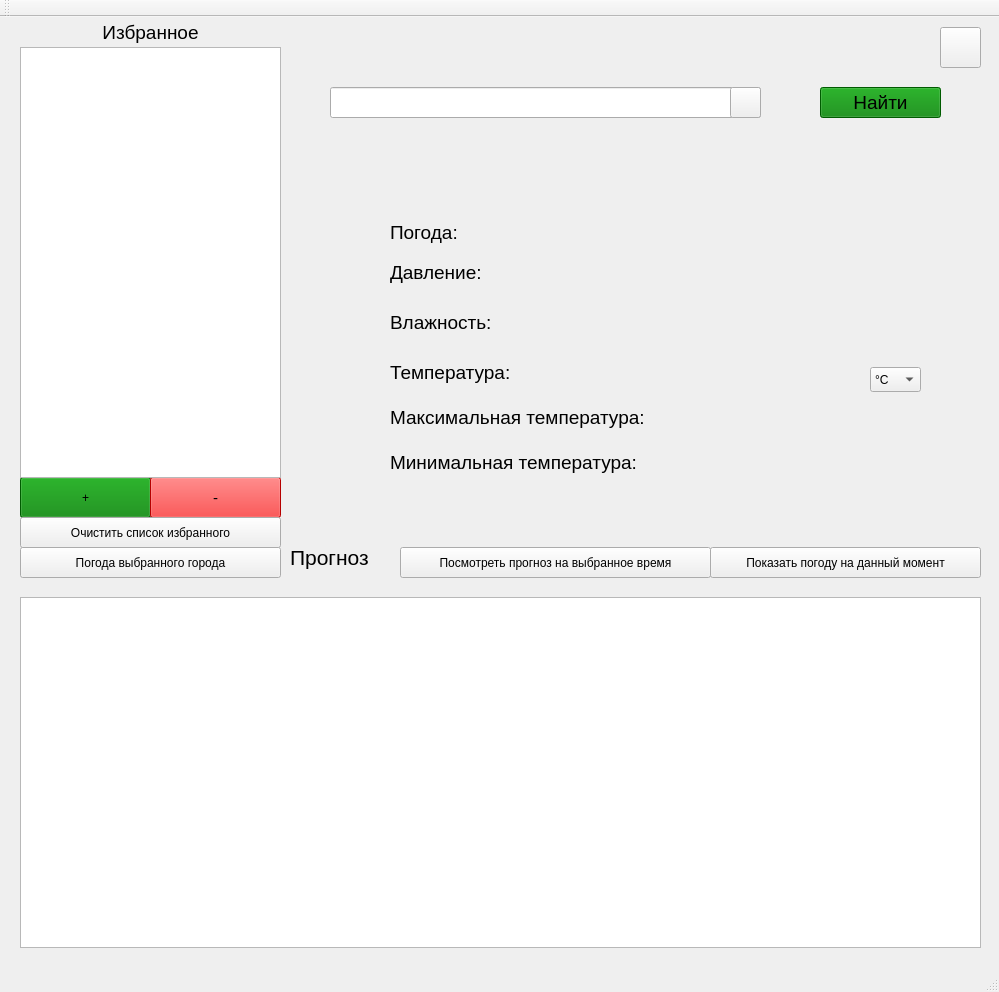
Old version of the form mainwindow.ui in the repository Otruvin/Curs-work.
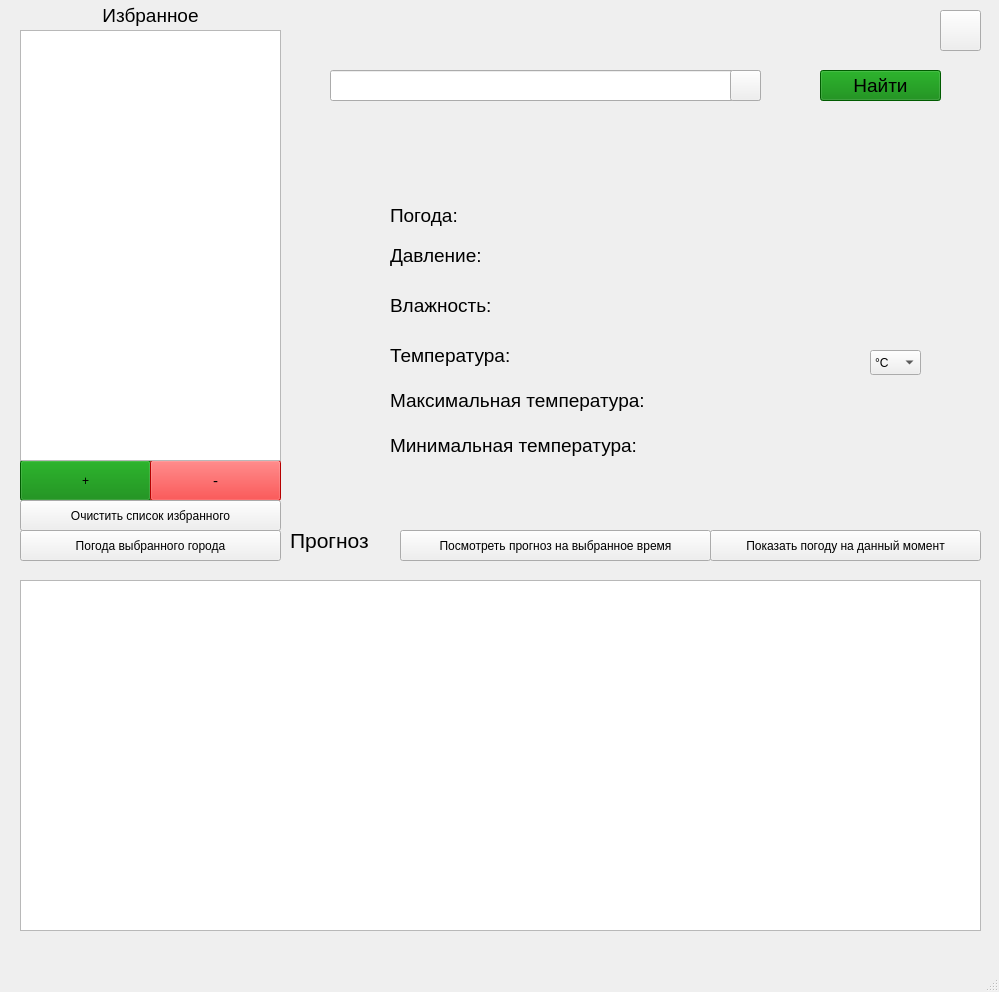
New version of the form. Icons and pictures are not drawn.

```diff
--- a/mainwindow.ui
+++ b/mainwindow.ui
@@ -431,6 +431,26 @@
       <height>351</height>
      </rect>
     </property>
+    <property name="sizePolicy">
+     <sizepolicy hsizetype="Ignored" vsizetype="Ignored">
+      <horstretch>0</horstretch>
+      <verstretch>0</verstretch>
+     </sizepolicy>
+    </property>
+    <property name="font">
+     <font>
+      <kerning>false</kerning>
+     </font>
+    </property>
+    <property name="toolTip">
+     <string/>
+    </property>
+    <property name="layoutDirection">
+     <enum>Qt::LeftToRight</enum>
+    </property>
+    <property name="autoFillBackground">
+     <bool>false</bool>
+    </property>
    </widget>
    <widget class="QLabel" name="label_8">
     <property name="geometry">
@@ -509,14 +529,6 @@
    </property>
   </widget>
   <widget class="QStatusBar" name="statusBar"/>
-  <widget class="QToolBar" name="mainToolBar">
-   <attribute name="toolBarArea">
-    <enum>TopToolBarArea</enum>
-   </attribute>
-   <attribute name="toolBarBreak">
-    <bool>false</bool>
-   </attribute>
-  </widget>
  </widget>
  <layoutdefault spacing="6" margin="11"/>
  <resources/>
```
Left out of the diff: 17 changed lines with no effect on the pictures.
